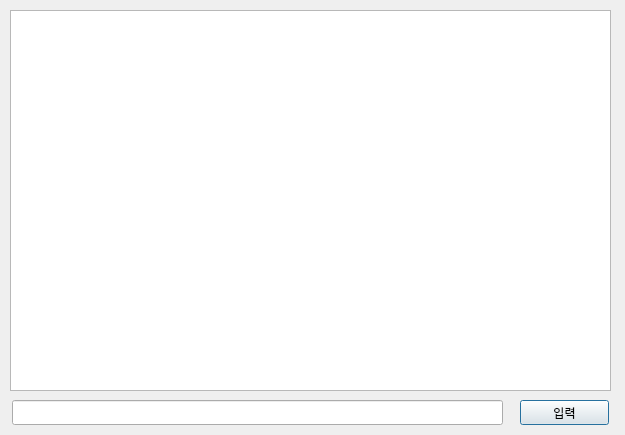
mssung34/Sodesucar, file Sodesucar_clnt/chat.ui: the form before one commit.
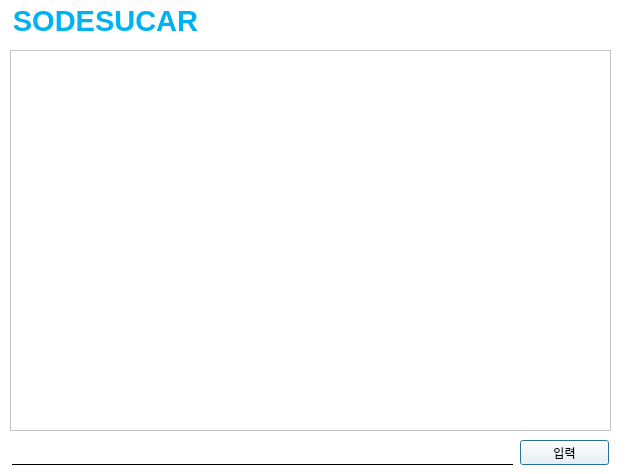
The form after the commit.

Diff of the .ui file:
```diff
--- a/Sodesucar_clnt/chat.ui
+++ b/Sodesucar_clnt/chat.ui
@@ -7,17 +7,20 @@
     <x>0</x>
     <y>0</y>
     <width>625</width>
-    <height>435</height>
+    <height>474</height>
    </rect>
   </property>
   <property name="windowTitle">
    <string>Dialog</string>
   </property>
+  <property name="styleSheet">
+   <string notr="true">background-color: rgb(255, 255, 255);</string>
+  </property>
   <widget class="QPushButton" name="enter_btn">
    <property name="geometry">
     <rect>
      <x>520</x>
-     <y>400</y>
+     <y>440</y>
      <width>89</width>
      <height>25</height>
     </rect>
@@ -30,22 +33,56 @@
    <property name="geometry">
     <rect>
      <x>12</x>
-     <y>400</y>
-     <width>491</width>
+     <y>440</y>
+     <width>501</width>
      <height>25</height>
     </rect>
    </property>
+   <property name="styleSheet">
+    <string notr="true">border:none;
+border-bottom:0.5px solid #000;</string>
+   </property>
   </widget>
   <widget class="QTextBrowser" name="textbox">
    <property name="geometry">
     <rect>
      <x>10</x>
-     <y>10</y>
+     <y>50</y>
      <width>601</width>
      <height>381</height>
     </rect>
    </property>
   </widget>
+  <widget class="QLabel" name="label_3">
+   <property name="geometry">
+    <rect>
+     <x>10</x>
+     <y>0</y>
+     <width>191</width>
+     <height>41</height>
+    </rect>
+   </property>
+   <property name="font">
+    <font>
+     <pointsize>22</pointsize>
+     <weight>75</weight>
+     <bold>true</bold>
+    </font>
+   </property>
+   <property name="styleSheet">
+    <string notr="true">color: rgb(0, 177, 244);</string>
+   </property>
+   <property name="text">
+    <string>SODESUCAR</string>
+   </property>
+   <property name="alignment">
+    <set>Qt::AlignCenter</set>
+   </property>
+  </widget>
+  <zorder>write_text</zorder>
+  <zorder>textbox</zorder>
+  <zorder>label_3</zorder>
+  <zorder>enter_btn</zorder>
  </widget>
  <resources/>
  <connections/>
```
